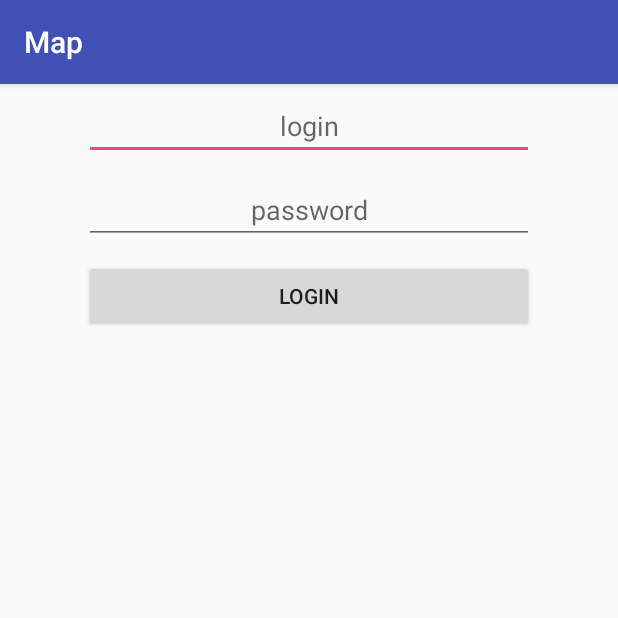
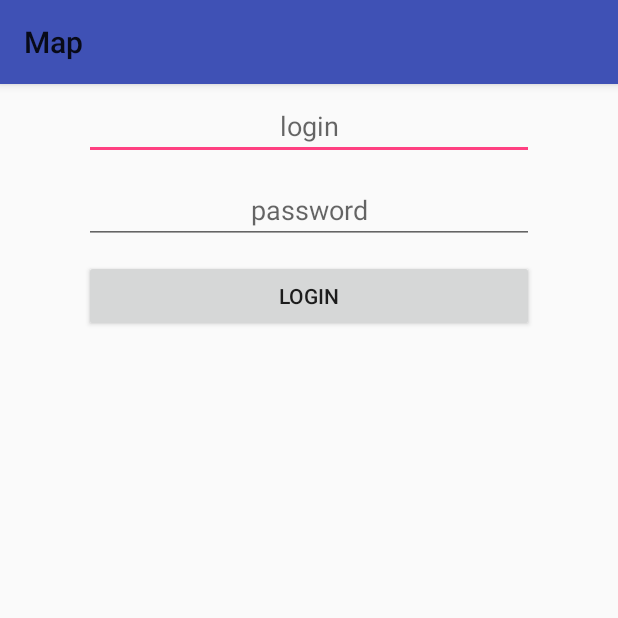
Before and after one commit to isinotov/wheelyTest, an Android app: the screen it shows after launch (LoginActivity), on a phone screen of 412 x 824 dp, the top half of it. Run offline under Robolectric (Android 15) with nearby library versions, the phone set to English and light mode, and no system bars; libraries missing offline, so code that uses them is left out: com.orm; 1 statement that could not run was skipped.

Commit message:
check permission, extract constants, add toolbars

```diff
--- a/app/build.gradle
+++ b/app/build.gradle
@@ -28,5 +28,6 @@ dependencies {
     compile 'com.google.android.gms:play-services-location:8.4.0'
     compile 'org.codehaus.jackson:jackson-core-asl:1.1.0'
     compile 'com.google.code.gson:gson:2.2.+'
+    compile 'com.android.support:design:23.2.0'
     compile project(':autobahn-0.5.0')
 }
--- a/app/src/main/AndroidManifest.xml
+++ b/app/src/main/AndroidManifest.xml
@@ -8,6 +8,7 @@
          location permissions for the 'MyLocation' functionality.
     -->
     <uses-permission android:name="android.permission.ACCESS_FINE_LOCATION" />
+    <uses-permission android:name="android.permission.INTERNET" />
 
 
     <meta-data
--- a/app/src/main/res/layout/login_activity.xml
+++ b/app/src/main/res/layout/login_activity.xml
@@ -1,6 +1,21 @@
 <?xml version="1.0" encoding="utf-8"?>
-<ScrollView
-    xmlns:android="http://schemas.android.com/apk/res/android"
+<LinearLayout xmlns:android="http://schemas.android.com/apk/res/android"
+    android:orientation="vertical"
+    android:layout_width="match_parent"
+    android:layout_height="match_parent">
+
+    <android.support.design.widget.AppBarLayout
+        android:layout_width="match_parent"
+        android:layout_height="wrap_content">
+
+        <android.support.v7.widget.Toolbar
+            android:id="@+id/toolbar"
+            android:layout_width="match_parent"
+            android:layout_height="wrap_content"
+            android:minHeight="?attr/actionBarSize" />
+    </android.support.design.widget.AppBarLayout>
+
+    <ScrollView xmlns:android="http://schemas.android.com/apk/res/android"
         android:layout_width="match_parent"
         android:layout_height="match_parent">
 
@@ -40,3 +55,4 @@
 
         </LinearLayout>
     </ScrollView>
+</LinearLayout>
--- a/app/src/main/res/values/strings.xml
+++ b/app/src/main/res/values/strings.xml
@@ -4,4 +4,5 @@
     <string name="login_hint">login</string>
     <string name="password_hint">password</string>
     <string name="sign_in">Login</string>
+    <string name="location_permission_explanation">Чтобы войти, нужно разрешение на геолокацию</string>
 </resources>
--- a/app/src/main/res/values/styles.xml
+++ b/app/src/main/res/values/styles.xml
@@ -1,7 +1,7 @@
 <resources>
 
     <!-- Base application theme. -->
-    <style name="AppTheme" parent="Theme.AppCompat.Light.DarkActionBar">
+    <style name="AppTheme" parent="Theme.AppCompat.Light.NoActionBar">
         <!-- Customize your theme here. -->
         <item name="colorPrimary">@color/colorPrimary</item>
         <item name="colorPrimaryDark">@color/colorPrimaryDark</item>
```
Also changed, not shown: app/src/main/java/com/wheely/testwheely/Constants.java (added, +13 -0 lines), app/src/main/java/com/wheely/testwheely/LoginActivity.java (+46 -4 lines), app/src/main/java/com/wheely/testwheely/MapsActivity.java (+7 -6 lines), app/src/main/java/com/wheely/testwheely/ServerService.java (+5 -7 lines), app/src/main/res/layout/activity_maps.xml (+24 -5 lines). Lines whose indentation alone changed are shown as unchanged.
